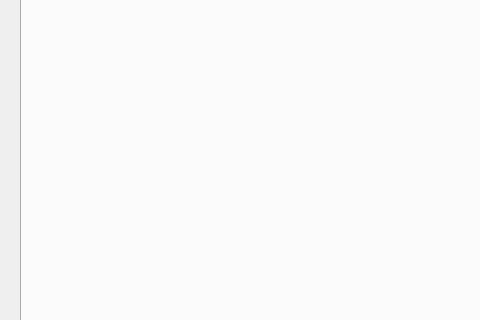
KatyT12/Random-3DTerrain-Generator, file pyqt5-gui/gui.ui: the form before one commit; both pictures show x 0 to 480 and y 91 to 411 of the 800 by 600 pixel window.
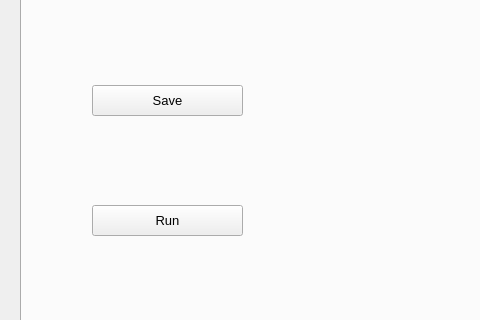
The form after the commit. The open tabs and pages were chosen to show the change. Icons and pictures are not drawn.

Commit message: Can now run the config from the gui

```diff
--- a/pyqt5-gui/gui.ui
+++ b/pyqt5-gui/gui.ui
@@ -41,6 +41,32 @@
      <attribute name="title">
       <string>Main Menu</string>
      </attribute>
+     <widget class="QPushButton" name="runButton">
+      <property name="geometry">
+       <rect>
+        <x>70</x>
+        <y>250</y>
+        <width>151</width>
+        <height>31</height>
+       </rect>
+      </property>
+      <property name="text">
+       <string>Run</string>
+      </property>
+     </widget>
+     <widget class="QPushButton" name="saveButton">
+      <property name="geometry">
+       <rect>
+        <x>70</x>
+        <y>130</y>
+        <width>151</width>
+        <height>31</height>
+       </rect>
+      </property>
+      <property name="text">
+       <string>Save</string>
+      </property>
+     </widget>
     </widget>
     <widget class="QWidget" name="PerlinNoise">
      <attribute name="title">
```
Left out of the diff: 7 changed lines with no effect on the pictures. The commit also changes 1 other file.
